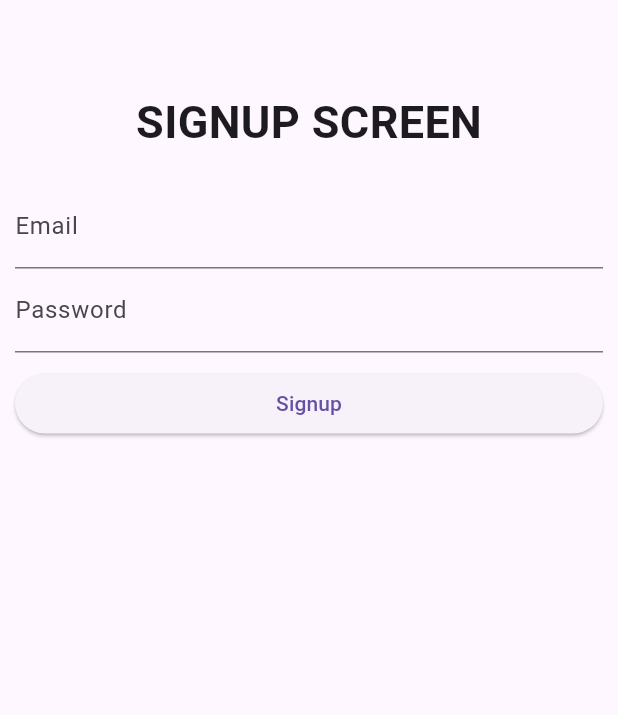
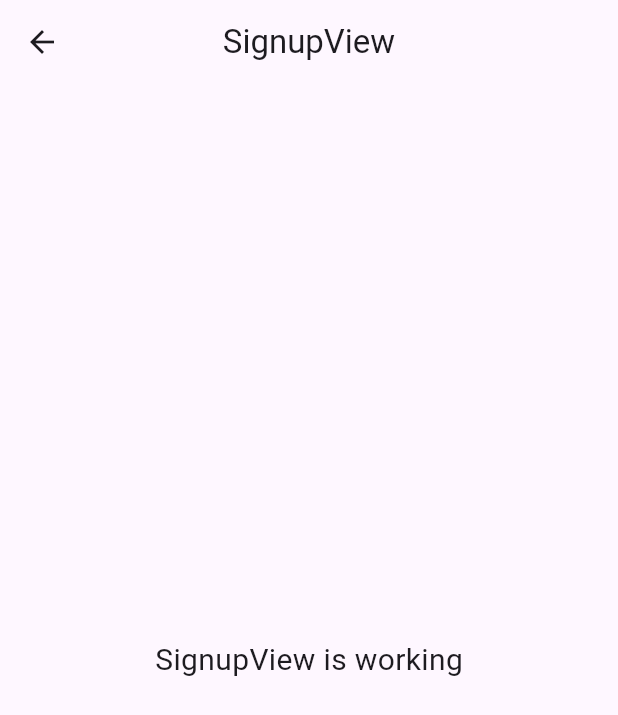
Before and after one commit to zakqy/kelompok-4, a Flutter app: the SignupView screen opened by its route, on a phone screen of 412 x 824 dp. Shown: the top 715 px of the screen. Run offline on Flutter 3.47's test engine with Material 3 defaults, Android fonts, the phone set to English and light mode, and no system bars; our stand-ins replace firebase_auth, firebase_core, get; accounts and stored records are empty.

```diff
--- a/lib/app/modules/signup/views/signup_view.dart
+++ b/lib/app/modules/signup/views/signup_view.dart
@@ -1,69 +1,22 @@
 import 'package:flutter/material.dart';
 
 import 'package:get/get.dart';
-import 'package:myapp/app/controllers/auth_controllers.dart';
-import 'package:myapp/app/routes/app_pages.dart';
 
 import '../controllers/signup_controller.dart';
 
 class SignupView extends GetView<SignupController> {
-  final cAuth = Get.find<AuthController>();
+  const SignupView({super.key});
   @override
   Widget build(BuildContext context) {
     return Scaffold(
-      body: Container(
-        padding: EdgeInsets.all(10),
-        child: ListView(
-          children: [
-            Column(
-              children: [
-                SizedBox(
-                  height: 50,
-                ),
-                // Menambahkan logo
-                // Image.network(
-                //   'https://logospng.org/download/android/logo-android-4096.png', // Ganti dengan path gambar logo kamu
-                //   height: 150, // Atur ukuran logo sesuai kebutuhan
-                // ),
-                Container(
-                  child: Text(
-                    "SIGNUP SCREEN",
-                    style: TextStyle(
-                      fontSize: 30,
-                      fontWeight: FontWeight.bold,
-                    ),
-                  ),
-                ),
-                SizedBox(height: 20),
-                // Jarak antara logo dan form
-              ],
-            ),
-            TextField(
-              controller: controller.cEmail,
-              decoration: InputDecoration(
-                labelText: 'Email',
-              ),
-            ),
-            TextField(
-              controller: controller.cPass,
-              obscureText: true,
-              decoration: InputDecoration(
-                labelText: 'Password',
-              ),
-            ),
-            SizedBox(
-              height: 10,
-            ),
-            ElevatedButton(
-              onPressed: () {
-                cAuth.signup(
-                  controller.cEmail.text,
-                  controller.cPass.text,
-                );
-              },
-              child: Text("Signup"),
-            ),
-          ],
+      appBar: AppBar(
+        title: const Text('SignupView'),
+        centerTitle: true,
+      ),
+      body: const Center(
+        child: Text(
+          'SignupView is working',
+          style: TextStyle(fontSize: 20),
         ),
       ),
     );
```
